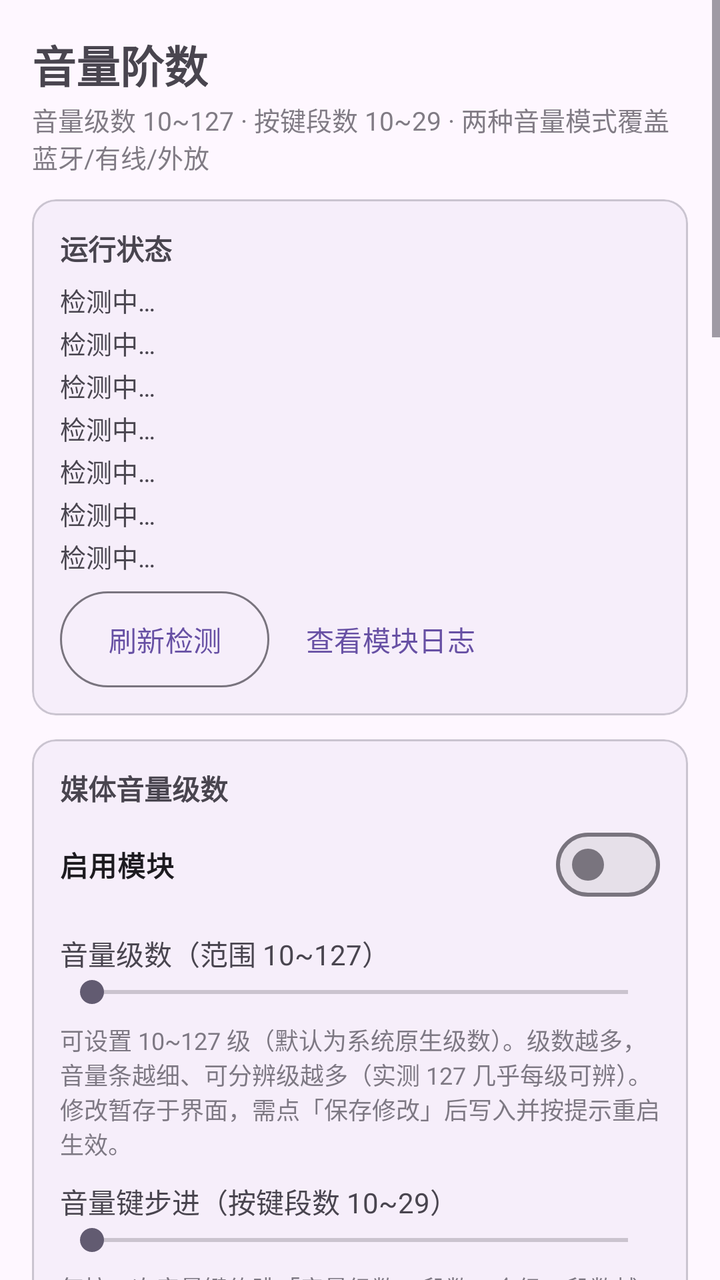
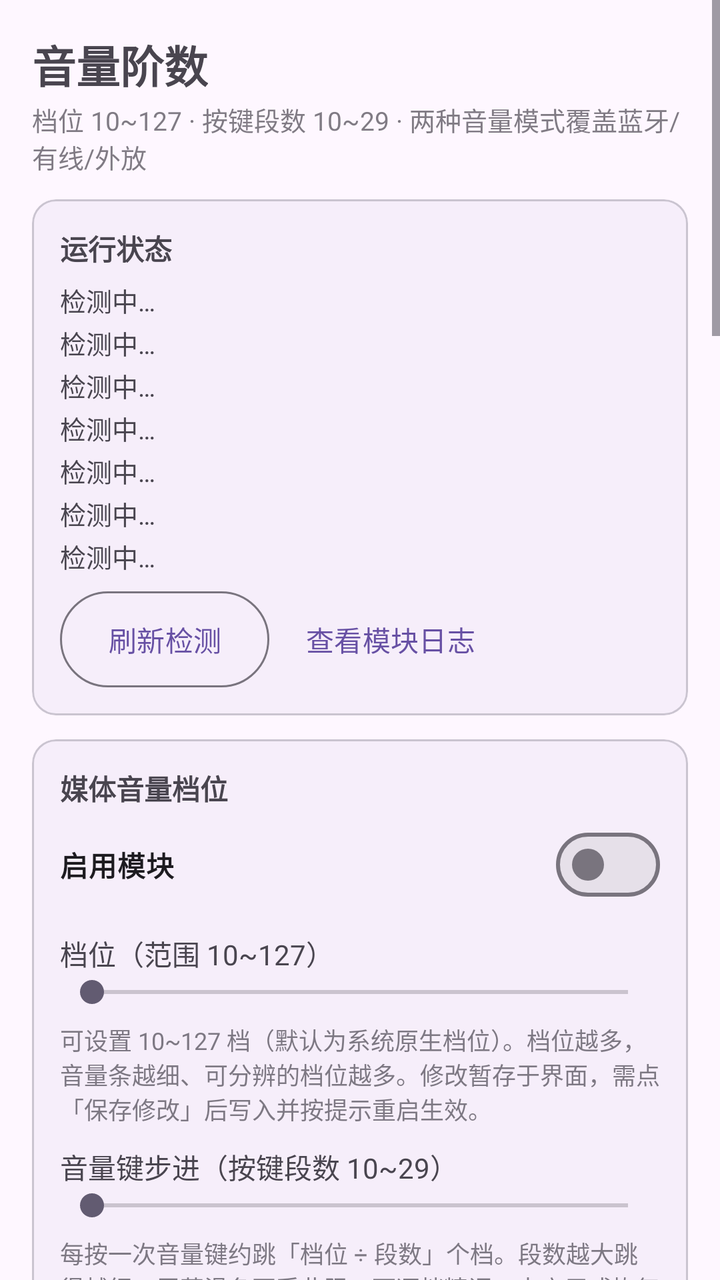

Compare the two renders of this Android layout. The source of the first and the diff that turns it into the second are given below.
<!-- AndroidManifest.xml: application theme Theme.VolumeControl -->
<!-- res/layout/activity_main.xml -->
<?xml version="1.0" encoding="utf-8"?>
<ScrollView xmlns:android="http://schemas.android.com/apk/res/android"
    xmlns:app="http://schemas.android.com/apk/res-auto"
    android:layout_width="match_parent"
    android:layout_height="match_parent"
    android:fitsSystemWindows="true"
    android:fillViewport="true">

    <LinearLayout
        android:layout_width="match_parent"
        android:layout_height="wrap_content"
        android:orientation="vertical"
        android:padding="16dp">

        <TextView
            android:layout_width="wrap_content"
            android:layout_height="wrap_content"
            android:text="@string/app_name"
            android:textSize="22sp"
            android:textStyle="bold" />

        <TextView
            android:layout_width="wrap_content"
            android:layout_height="wrap_content"
            android:layout_marginTop="2dp"
            android:alpha="0.7"
            android:text="@string/app_subtitle"
            android:textSize="13sp" />

        
        <com.google.android.material.card.MaterialCardView
            android:layout_width="match_parent"
            android:layout_height="wrap_content"
            android:layout_marginTop="12dp"
            app:cardCornerRadius="12dp"
            app:cardElevation="1dp">

            <LinearLayout
                android:layout_width="match_parent"
                android:layout_height="wrap_content"
                android:orientation="vertical"
                android:padding="14dp">

                <TextView
                    android:layout_width="wrap_content"
                    android:layout_height="wrap_content"
                    android:text="@string/sec_status"
                    android:textStyle="bold" />

                <TextView
                    android:id="@+id/tvStatusRoot"
                    android:layout_width="match_parent"
                    android:layout_height="wrap_content"
                    android:layout_marginTop="6dp"
                    android:text="@string/status_detecting"
                    android:textSize="13sp" />

                <TextView
                    android:id="@+id/tvStatusLsposed"
                    android:layout_width="match_parent"
                    android:layout_height="wrap_content"
                    android:layout_marginTop="2dp"
                    android:text="@string/status_detecting"
                    android:textSize="13sp" />

                <TextView
                    android:id="@+id/tvStatusModule"
                    android:layout_width="match_parent"
                    android:layout_height="wrap_content"
                    android:layout_marginTop="2dp"
                    android:text="@string/status_detecting"
                    android:textSize="13sp" />

                <TextView
                    android:id="@+id/tvStatusVolume"
                    android:layout_width="match_parent"
                    android:layout_height="wrap_content"
                    android:layout_marginTop="2dp"
                    android:text="@string/status_detecting"
                    android:textSize="13sp" />

                <TextView
                    android:id="@+id/tvStatusBt"
                    android:layout_width="match_parent"
                    android:layout_height="wrap_content"
                    android:layout_marginTop="2dp"
                    android:text="@string/status_detecting"
                    android:textSize="13sp" />

                <TextView
                    android:id="@+id/tvStatusConfig"
                    android:layout_width="match_parent"
                    android:layout_height="wrap_content"
                    android:layout_marginTop="2dp"
                    android:text="@string/status_detecting"
                    android:textSize="13sp" />

                <TextView
                    android:id="@+id/tvStatusAv"
                    android:layout_width="match_parent"
                    android:layout_height="wrap_content"
                    android:layout_marginTop="2dp"
                    android:text="@string/status_detecting"
                    android:textSize="13sp" />

                <LinearLayout
                    android:layout_width="match_parent"
                    android:layout_height="wrap_content"
                    android:layout_marginTop="8dp"
                    android:orientation="horizontal">

                    <com.google.android.material.button.MaterialButton
                        android:id="@+id/btnRefresh"
                        style="@style/Widget.Material3.Button.OutlinedButton"
                        android:layout_width="wrap_content"
                        android:layout_height="wrap_content"
                        android:insetTop="0dp"
                        android:insetBottom="0dp"
                        android:text="@string/btn_refresh" />

                    <com.google.android.material.button.MaterialButton
                        android:id="@+id/btnLogs"
                        style="@style/Widget.Material3.Button.TextButton"
                        android:layout_width="wrap_content"
                        android:layout_height="wrap_content"
                        android:layout_marginStart="6dp"
                        android:insetTop="0dp"
                        android:insetBottom="0dp"
                        android:text="@string/btn_logs" />
                </LinearLayout>
            </LinearLayout>
        </com.google.android.material.card.MaterialCardView>

        
        <com.google.android.material.card.MaterialCardView
            android:layout_width="match_parent"
            android:layout_height="wrap_content"
            android:layout_marginTop="12dp"
            app:cardCornerRadius="12dp"
            app:cardElevation="1dp">

            <LinearLayout
                android:layout_width="match_parent"
                android:layout_height="wrap_content"
                android:orientation="vertical"
                android:padding="14dp">

                <TextView
                    android:layout_width="wrap_content"
                    android:layout_height="wrap_content"
                    android:text="@string/sec_media"
                    android:textStyle="bold" />

                <com.google.android.material.materialswitch.MaterialSwitch
                    android:id="@+id/switchEnable"
                    android:layout_width="match_parent"
                    android:layout_height="wrap_content"
                    android:layout_marginTop="4dp"
                    android:text="@string/label_enable"
                    android:textStyle="bold" />

                <TextView
                    android:id="@+id/tvMediaSteps"
                    android:layout_width="match_parent"
                    android:layout_height="wrap_content"
                    android:layout_marginTop="10dp"
                    android:textSize="14sp"
                    android:text="@string/label_media_steps_default" />

                <SeekBar
                    android:id="@+id/seekMediaSteps"
                    android:layout_width="match_parent"
                    android:layout_height="wrap_content"
                    android:max="117" />

                <TextView
                    android:layout_width="match_parent"
                    android:layout_height="wrap_content"
                    android:layout_marginTop="6dp"
                    android:alpha="0.7"
                    android:text="@string/media_hint"
                    android:textSize="12sp" />

                <TextView
                    android:id="@+id/tvKeySteps"
                    android:layout_width="match_parent"
                    android:layout_height="wrap_content"
                    android:layout_marginTop="10dp"
                    android:textSize="14sp"
                    android:text="@string/label_key_steps_default" />

                <SeekBar
                    android:id="@+id/seekKeySteps"
                    android:layout_width="match_parent"
                    android:layout_height="wrap_content"
                    android:max="19" />

                <TextView
                    android:layout_width="match_parent"
                    android:layout_height="wrap_content"
                    android:layout_marginTop="6dp"
                    android:alpha="0.7"
                    android:text="@string/key_steps_hint"
                    android:textSize="12sp" />
            </LinearLayout>
        </com.google.android.material.card.MaterialCardView>

        
        <com.google.android.material.card.MaterialCardView
            android:layout_width="match_parent"
            android:layout_height="wrap_content"
            android:layout_marginTop="12dp"
            app:cardCornerRadius="12dp"
            app:cardElevation="1dp">

            <LinearLayout
                android:layout_width="match_parent"
                android:layout_height="wrap_content"
                android:orientation="vertical"
                android:padding="14dp">

                <TextView
                    android:layout_width="wrap_content"
                    android:layout_height="wrap_content"
                    android:text="@string/sec_bt_range"
                    android:textStyle="bold" />

                
                <com.google.android.material.chip.ChipGroup
                    android:id="@+id/chipGroupRange"
                    android:layout_width="match_parent"
                    android:layout_height="wrap_content"
                    android:layout_marginTop="10dp"
                    app:selectionRequired="true"
                    app:singleSelection="true">

                    <com.google.android.material.chip.Chip
                        android:id="@+id/chipModeA"
                        style="@style/Widget.Material3.Chip.Filter"
                        android:layout_width="wrap_content"
                        android:layout_height="wrap_content"
                        android:text="@string/tab_mode_a" />

                    <com.google.android.material.chip.Chip
                        android:id="@+id/chipModeB"
                        style="@style/Widget.Material3.Chip.Filter"
                        android:layout_width="wrap_content"
                        android:layout_height="wrap_content"
                        android:text="@string/tab_mode_b" />

                    <com.google.android.material.chip.Chip
                        android:id="@+id/chipDefault"
                        style="@style/Widget.Material3.Chip.Filter"
                        android:layout_width="wrap_content"
                        android:layout_height="wrap_content"
                        android:text="@string/tab_default" />
                </com.google.android.material.chip.ChipGroup>

                
                <LinearLayout
                    android:id="@+id/groupRangeEditor"
                    android:layout_width="match_parent"
                    android:layout_height="wrap_content"
                    android:orientation="vertical">

                    <TextView
                        android:id="@+id/tvSummary"
                        android:layout_width="match_parent"
                        android:layout_height="wrap_content"
                        android:layout_marginTop="10dp"
                        android:textSize="13sp" />

                    
                    <LinearLayout
                        android:id="@+id/groupRangeEditors"
                        android:layout_width="match_parent"
                        android:layout_height="wrap_content"
                        android:orientation="vertical">

                    <TextView
                        android:layout_width="wrap_content"
                        android:layout_height="wrap_content"
                        android:layout_marginTop="10dp"
                        android:text="@string/sec_curve"
                        android:textStyle="bold" />

                    <RadioGroup
                        android:id="@+id/radioCurveType"
                        android:layout_width="match_parent"
                        android:layout_height="wrap_content"
                        android:layout_marginTop="4dp"
                        android:orientation="vertical">

                        <RadioButton
                            android:id="@+id/radioCurveLog"
                            android:layout_width="match_parent"
                            android:layout_height="wrap_content"
                            android:minHeight="36dp"
                            android:text="@string/curve_log" />

                        <RadioButton
                            android:id="@+id/radioCurveLinear"
                            android:layout_width="match_parent"
                            android:layout_height="wrap_content"
                            android:minHeight="36dp"
                            android:text="@string/curve_linear" />

                        <RadioButton
                            android:id="@+id/radioCurveSqrt"
                            android:layout_width="match_parent"
                            android:layout_height="wrap_content"
                            android:minHeight="36dp"
                            android:text="@string/curve_sqrt" />
                    </RadioGroup>

                    <TextView
                        android:layout_width="match_parent"
                        android:layout_height="wrap_content"
                        android:layout_marginTop="2dp"
                        android:alpha="0.7"
                        android:text="@string/curve_hint"
                        android:textSize="12sp" />

                    <TextView
                        android:id="@+id/tvMinAbs"
                        android:layout_width="match_parent"
                        android:layout_height="wrap_content"
                        android:layout_marginTop="6dp"
                        android:textSize="14sp" />

                    <SeekBar
                        android:id="@+id/seekMinAbs"
                        android:layout_width="match_parent"
                        android:layout_height="wrap_content"
                        android:max="127" />

                    <TextView
                        android:id="@+id/tvMaxAbs"
                        android:layout_width="match_parent"
                        android:layout_height="wrap_content"
                        android:textSize="14sp" />

                    <SeekBar
                        android:id="@+id/seekMaxAbs"
                        android:layout_width="match_parent"
                        android:layout_height="wrap_content"
                        android:max="127" />

                    <TextView
                        android:id="@+id/tvRangeHint"
                        android:layout_width="match_parent"
                        android:layout_height="wrap_content"
                        android:alpha="0.7"
                        android:text="@string/range_hint"
                        android:textSize="12sp" />
                    </LinearLayout>

                    
                    <LinearLayout
                        android:id="@+id/groupRangePreview"
                        android:layout_width="match_parent"
                        android:layout_height="wrap_content"
                        android:orientation="vertical">

                    <com.xiefeihong.volumecontrol.CurveChartView
                        android:id="@+id/curveChart"
                        android:layout_width="match_parent"
                        android:layout_height="180dp"
                        android:layout_marginTop="8dp" />

                    <TextView
                        android:id="@+id/tvRangeMapping"
                        android:layout_width="match_parent"
                        android:layout_height="wrap_content"
                        android:layout_marginTop="10dp"
                        android:fontFamily="monospace"
                        android:textSize="11sp" />
                    </LinearLayout>
                </LinearLayout>
            </LinearLayout>
        </com.google.android.material.card.MaterialCardView>

        
        <com.google.android.material.card.MaterialCardView
            android:layout_width="match_parent"
            android:layout_height="wrap_content"
            android:layout_marginTop="12dp"
            app:cardCornerRadius="12dp"
            app:cardElevation="1dp">

            <LinearLayout
                android:layout_width="match_parent"
                android:layout_height="wrap_content"
                android:orientation="vertical"
                android:padding="14dp">

                <TextView
                    android:layout_width="wrap_content"
                    android:layout_height="wrap_content"
                    android:text="@string/sec_actions"
                    android:textStyle="bold" />

                <TextView
                    android:id="@+id/tvPending"
                    android:layout_width="match_parent"
                    android:layout_height="wrap_content"
                    android:layout_marginTop="6dp"
                    android:textSize="13sp" />

                <com.google.android.material.button.MaterialButton
                    android:id="@+id/btnSave"
                    android:layout_width="match_parent"
                    android:layout_height="wrap_content"
                    android:layout_marginTop="8dp"
                    android:text="@string/btn_save" />

                <com.google.android.material.button.MaterialButton
                    android:id="@+id/btnRestartBt"
                    style="@style/Widget.Material3.Button.OutlinedButton"
                    android:layout_width="match_parent"
                    android:layout_height="wrap_content"
                    android:layout_marginTop="8dp"
                    android:text="@string/btn_restart_bt" />

                <com.google.android.material.button.MaterialButton
                    android:id="@+id/btnApplyRestart"
                    android:layout_width="match_parent"
                    android:layout_height="wrap_content"
                    android:layout_marginTop="6dp"
                    android:text="@string/btn_apply_restart" />

                <com.google.android.material.button.MaterialButton
                    android:id="@+id/btnReset"
                    style="@style/Widget.Material3.Button.OutlinedButton"
                    android:layout_width="match_parent"
                    android:layout_height="wrap_content"
                    android:layout_marginTop="6dp"
                    android:text="@string/btn_reset" />

                <TextView
                    android:layout_width="match_parent"
                    android:layout_height="wrap_content"
                    android:layout_marginTop="10dp"
                    android:alpha="0.7"
                    android:text="@string/ops_hint"
                    android:textSize="12sp" />
            </LinearLayout>
        </com.google.android.material.card.MaterialCardView>

        
        <com.google.android.material.card.MaterialCardView
            android:layout_width="match_parent"
            android:layout_height="wrap_content"
            android:layout_marginTop="12dp"
            android:layout_marginBottom="16dp"
            app:cardCornerRadius="12dp"
            app:cardElevation="1dp">

            <LinearLayout
                android:layout_width="match_parent"
                android:layout_height="wrap_content"
                android:orientation="vertical"
                android:padding="14dp">

                <TextView
                    android:layout_width="wrap_content"
                    android:layout_height="wrap_content"
                    android:text="@string/sec_guide"
                    android:textStyle="bold" />

                <TextView
                    android:layout_width="match_parent"
                    android:layout_height="wrap_content"
                    android:layout_marginTop="6dp"
                    android:lineSpacingExtra="3dp"
                    android:text="@string/guide_text"
                    android:textSize="13sp" />
            </LinearLayout>
        </com.google.android.material.card.MaterialCardView>
    </LinearLayout>
</ScrollView>
<!-- resources referenced by this layout -->
<resources>
  <string name="app_name">音量阶数</string>
  <string name="app_subtitle">音量级数 10~127 · 按键段数 10~29 · 两种音量模式覆盖蓝牙/有线/外放</string>
  <string name="btn_apply_restart">重启系统框架（音量级数修改后）</string>
  <string name="btn_logs">查看模块日志</string>
  <string name="btn_refresh">刷新检测</string>
  <string name="btn_reset">恢复系统默认（关闭模块）</string>
  <string name="btn_restart_bt">重启蓝牙 (模式/音量范围调整后)</string>
  <string name="btn_save">保存修改 (修改参数后)</string>
  <string name="curve_hint" formatted="false">选择档位到音量范围的映射分布；三者第 1 档=最小音量、最高档=最大音量。模式A 与模式B 的曲线各自独立保存。</string>
  <string name="curve_linear">线性区间（每档等量）</string>
  <string name="curve_log">对数区间（等比倍增，默认）</string>
  <string name="curve_sqrt">平方根区间（低音量增强）</string>
  <string name="guide_text" formatted="false">1. 在 LSPosed 中启用本模块，然后重启系统框架（本页按钮即可）。\n
  2. 媒体音量级数：可设置 10~127 级（HyperOS 原生默认 15），级数即音量条的可分辨精度，只影响媒体流（音乐/视频）；修改级数后点「重启系统框架」，期间黑屏属正常现象。音量键步进（10~29 段）控制每按一次音量键跳过的级数（约＝级数÷段数），只影响按键、不影响屏幕拖动。\n
  3. 模式A（绝对音量，默认）：蓝牙保持绝对音量映射（档位经曲线映射为 AVRCP 0~127），有线/外放则按 A 范围做系统档位衰减；第 1 档=最小音量、最高档=最大音量。\n
  4. 模式B（相对音量，低音量问题首选）：停用绝对音量，由手机端软件衰减音频信号，耳机固定自身硬件音量。\n
  5. 模式A/B 均对蓝牙、有线耳机、外放全部生效，各自独立保存范围/曲线（最小/最大/曲线）；默认标签则不映射，沿用 ROM 原生曲线。\n
  6. 生效方式：修改自动保存。切换模式或调整音量范围后需点「重启蓝牙」生效；仅音量级数修改后需点「重启系统框架」（音量键步进即时生效）。\n
  7. 恢复默认：点「恢复系统默认」并重启生效；或在 LSPosed 中停用模块后重启手机。\n
  8. 排查：状态区查看「系统配置键」与媒体档位是否生效；点「查看模块日志」查看模块自写日志。</string>
  <string name="key_steps_hint">每按一次音量键约跳「音量级数 ÷ 段数」个级。段数越大跳得越细；屏幕滑条不受此限，可逐级精调。未启用或恢复默认时，步进段数默认等于手机默认音量级数。</string>
  <string name="label_enable">启用模块</string>
  <string name="label_key_steps_default">音量键步进（按键段数 10~29）</string>
  <string name="label_media_steps_default">音量级数（范围 10~127）</string>
  <string name="media_hint">可设置 10~127 级（默认为系统原生级数）。级数越多，音量条越细、可分辨级越多（实测 127 几乎每级可辨）。修改暂存于界面，需点「保存修改」后写入并按提示重启生效。</string>
  <string name="ops_hint">修改只暂存于界面，需点「保存修改」才会写入并生效；确认框会列出改动，并按需询问是否立即重启蓝牙/系统框架。</string>
  <string name="range_hint" formatted="false">顶部选项卡在「绝对音量/相对音量/默认」间切换，模式A/B 各自保存独立范围/曲线，并对蓝牙、有线耳机、外放全部生效。模式A：蓝牙用 AVRCP 绝对音量映射、有线/外放按 A 范围做系统档位衰减；模式B：停用绝对音量、手机端软件曲线衰减。</string>
  <string name="sec_actions">操作</string>
  <string name="sec_bt_range">音量范围</string>
  <string name="sec_curve">映射曲线</string>
  <string name="sec_guide">使用说明</string>
  <string name="sec_media">媒体音量级数</string>
  <string name="sec_status">运行状态</string>
  <string name="status_detecting">检测中…</string>
  <string name="tab_default">默认</string>
  <string name="tab_mode_a">绝对音量</string>
  <string name="tab_mode_b">相对音量</string>
  <style name="Theme.VolumeControl" parent="Theme.Material3.DayNight.NoActionBar" />
</resources>

<!-- the commit's change to res/layout/activity_main.xml (unified diff, before → after) -->
@@ -345,22 +345,23 @@
                         android:layout_width="match_parent"
                         android:layout_height="wrap_content"
                         android:max="127" />
+                    </LinearLayout>
+
+                    
+                    <LinearLayout
+                        android:id="@+id/groupRangePreview"
+                        android:layout_width="match_parent"
+                        android:layout_height="wrap_content"
+                        android:orientation="vertical">
 
                     <TextView
                         android:id="@+id/tvRangeHint"
                         android:layout_width="match_parent"
                         android:layout_height="wrap_content"
+                        android:layout_marginTop="6dp"
                         android:alpha="0.7"
                         android:text="@string/range_hint"
                         android:textSize="12sp" />
-                    </LinearLayout>
-
-                    
-                    <LinearLayout
-                        android:id="@+id/groupRangePreview"
-                        android:layout_width="match_parent"
-                        android:layout_height="wrap_content"
-                        android:orientation="vertical">
 
                     <com.xiefeihong.volumecontrol.CurveChartView
                         android:id="@+id/curveChart"
<!-- resource entries referenced after the edit -->
@@ -1,8 +1,8 @@
 <!-- resources referenced by this layout -->
 <resources>
   <string name="app_name">音量阶数</string>
-  <string name="app_subtitle">音量级数 10~127 · 按键段数 10~29 · 两种音量模式覆盖蓝牙/有线/外放</string>
-  <string name="btn_apply_restart">重启系统框架（音量级数修改后）</string>
+  <string name="app_subtitle">档位 10~127 · 按键段数 10~29 · 两种音量模式覆盖蓝牙/有线/外放</string>
+  <string name="btn_apply_restart">重启系统框架（档位修改后）</string>
   <string name="btn_logs">查看模块日志</string>
   <string name="btn_refresh">刷新检测</string>
   <string name="btn_reset">恢复系统默认（关闭模块）</string>
@@ -13,25 +13,25 @@
   <string name="curve_log">对数区间（等比倍增，默认）</string>
   <string name="curve_sqrt">平方根区间（低音量增强）</string>
   <string name="guide_text" formatted="false">1. 在 LSPosed 中启用本模块，然后重启系统框架（本页按钮即可）。\n
-  2. 媒体音量级数：可设置 10~127 级（HyperOS 原生默认 15），级数即音量条的可分辨精度，只影响媒体流（音乐/视频）；修改级数后点「重启系统框架」，期间黑屏属正常现象。音量键步进（10~29 段）控制每按一次音量键跳过的级数（约＝级数÷段数），只影响按键、不影响屏幕拖动。\n
+  2. 媒体音量档位：可设置 10~127 档（HyperOS 原生默认 15），档位即音量条的可分辨精度，只影响媒体流（音乐/视频）；修改档位后点「重启系统框架」，期间黑屏属正常现象。音量键步进（10~29 段）控制每按一次音量键跳过的档位数（约＝档位÷段数），只影响按键、不影响屏幕拖动。\n
   3. 模式A（绝对音量，默认）：蓝牙保持绝对音量映射（档位经曲线映射为 AVRCP 0~127），有线/外放则按 A 范围做系统档位衰减；第 1 档=最小音量、最高档=最大音量。\n
   4. 模式B（相对音量，低音量问题首选）：停用绝对音量，由手机端软件衰减音频信号，耳机固定自身硬件音量。\n
   5. 模式A/B 均对蓝牙、有线耳机、外放全部生效，各自独立保存范围/曲线（最小/最大/曲线）；默认标签则不映射，沿用 ROM 原生曲线。\n
-  6. 生效方式：修改自动保存。切换模式或调整音量范围后需点「重启蓝牙」生效；仅音量级数修改后需点「重启系统框架」（音量键步进即时生效）。\n
+  6. 生效方式：点「保存修改」保存参数，按提示确认重启。切换模式或调整音量范围后需点「重启蓝牙」生效；仅档位修改后需点「重启系统框架」（音量键步进即时生效）。\n
   7. 恢复默认：点「恢复系统默认」并重启生效；或在 LSPosed 中停用模块后重启手机。\n
   8. 排查：状态区查看「系统配置键」与媒体档位是否生效；点「查看模块日志」查看模块自写日志。</string>
-  <string name="key_steps_hint">每按一次音量键约跳「音量级数 ÷ 段数」个级。段数越大跳得越细；屏幕滑条不受此限，可逐级精调。未启用或恢复默认时，步进段数默认等于手机默认音量级数。</string>
+  <string name="key_steps_hint">每按一次音量键约跳「档位 ÷ 段数」个档。段数越大跳得越细；屏幕滑条不受此限，可逐档精调。未启用或恢复默认时，步进段数默认等于手机默认档位。</string>
   <string name="label_enable">启用模块</string>
   <string name="label_key_steps_default">音量键步进（按键段数 10~29）</string>
-  <string name="label_media_steps_default">音量级数（范围 10~127）</string>
-  <string name="media_hint">可设置 10~127 级（默认为系统原生级数）。级数越多，音量条越细、可分辨级越多（实测 127 几乎每级可辨）。修改暂存于界面，需点「保存修改」后写入并按提示重启生效。</string>
+  <string name="label_media_steps_default">档位（范围 10~127）</string>
+  <string name="media_hint">可设置 10~127 档（默认为系统原生档位）。档位越多，音量条越细、可分辨的档位越多。修改暂存于界面，需点「保存修改」后写入并按提示重启生效。</string>
   <string name="ops_hint">修改只暂存于界面，需点「保存修改」才会写入并生效；确认框会列出改动，并按需询问是否立即重启蓝牙/系统框架。</string>
   <string name="range_hint" formatted="false">顶部选项卡在「绝对音量/相对音量/默认」间切换，模式A/B 各自保存独立范围/曲线，并对蓝牙、有线耳机、外放全部生效。模式A：蓝牙用 AVRCP 绝对音量映射、有线/外放按 A 范围做系统档位衰减；模式B：停用绝对音量、手机端软件曲线衰减。</string>
   <string name="sec_actions">操作</string>
   <string name="sec_bt_range">音量范围</string>
   <string name="sec_curve">映射曲线</string>
   <string name="sec_guide">使用说明</string>
-  <string name="sec_media">媒体音量级数</string>
+  <string name="sec_media">媒体音量档位</string>
   <string name="sec_status">运行状态</string>
   <string name="status_detecting">检测中…</string>
   <string name="tab_default">默认</string>
